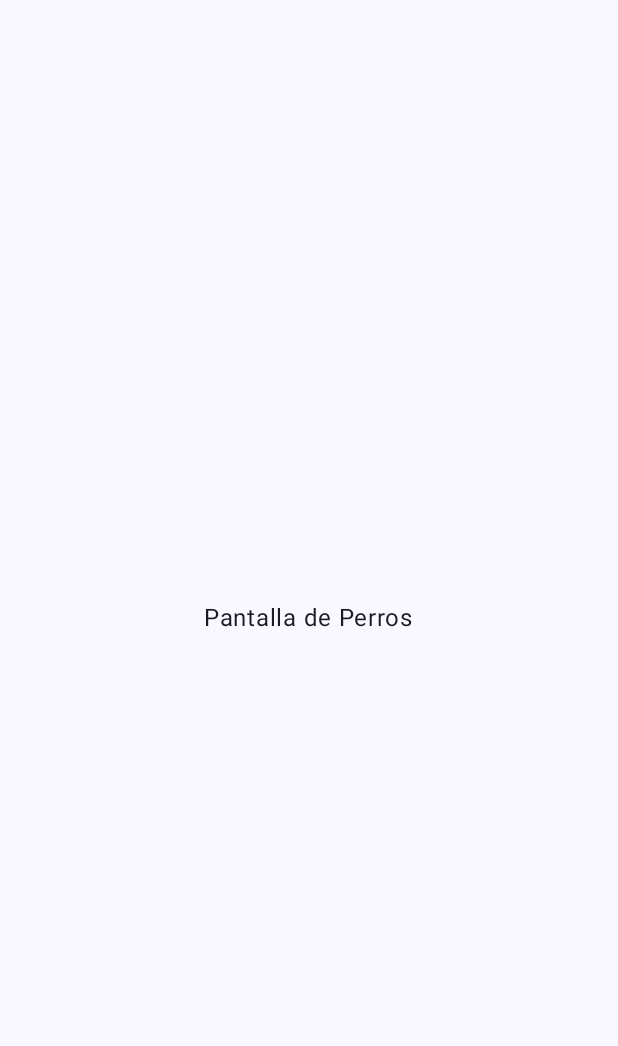
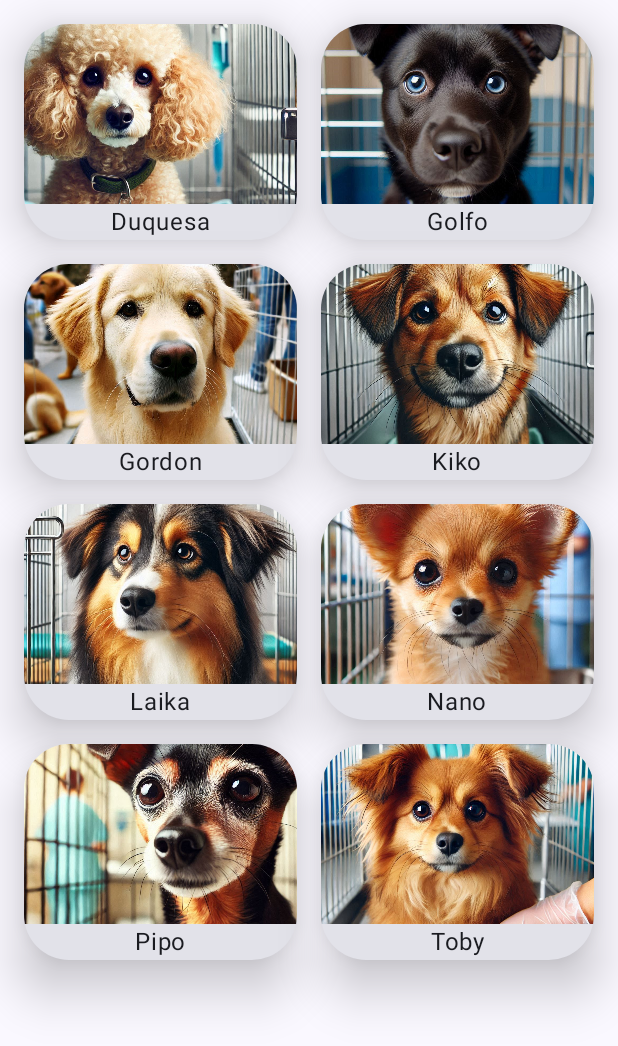
Before and after one commit to alcarazaina/AdoptDA, an Android app built with Jetpack Compose: the perros screen opened through its navigation route, on a phone screen of 412 x 824 dp. Before the commit the part shown is almost empty. Shown: the top 1046 px of the screen. Run offline under Robolectric (Android 15) with nearby library versions, the phone set to English and light mode, and no system bars.

Commit message:
perros y gatos pantallas y tarjetas con fotos

```diff
--- /dev/null
+++ b/app/src/main/java/com/example/adoptda/model/Perro.kt
@@ -0,0 +1,7 @@
+package com.example.adoptda.model
+
+data class Perro(
+    val id: Int,
+    val nombre: String,
+    val imagen: Int
+)
--- a/app/src/main/java/com/example/adoptda/view/MainActivity.kt
+++ b/app/src/main/java/com/example/adoptda/view/MainActivity.kt
@@ -27,8 +27,8 @@ class MainActivity : ComponentActivity() {
                     NavHost(navController = navController, startDestination = "inicio") {
                         composable("inicio") { PantallaInicio(navController) }
                         composable("menu") { PantallaMenu(navController) }
-                        composable("perros") { Perros() }
-                        composable("gatos") { Gatos() }
+                        composable("perros") { PantallaPerros() }
+                        composable("gatos") { PantallaGatos() }
                     }
                 }
             }
--- /dev/null
+++ b/app/src/main/java/com/example/adoptda/view/PantallaPerros.kt
@@ -0,0 +1,83 @@
+package com.example.adoptda.view
+
+import androidx.compose.foundation.Image
+import androidx.compose.foundation.clickable
+import androidx.compose.foundation.layout.Box
+import androidx.compose.foundation.layout.Column
+import androidx.compose.foundation.layout.PaddingValues
+import androidx.compose.foundation.layout.fillMaxSize
+import androidx.compose.foundation.layout.fillMaxWidth
+import androidx.compose.foundation.layout.height
+import androidx.compose.foundation.layout.padding
+import androidx.compose.foundation.lazy.grid.GridCells
+import androidx.compose.foundation.lazy.grid.LazyVerticalGrid
+import androidx.compose.foundation.lazy.grid.items
+import androidx.compose.foundation.shape.RoundedCornerShape
+import androidx.compose.material3.Card
+import androidx.compose.material3.CardDefaults
+import androidx.compose.material3.Text
+import androidx.compose.runtime.Composable
+import androidx.compose.ui.Alignment
+import androidx.compose.ui.Modifier
+import androidx.compose.ui.layout.ContentScale
+import androidx.compose.ui.res.painterResource
+import androidx.compose.ui.unit.dp
+import com.example.adoptda.R
+import com.example.adoptda.model.Gato
+import com.example.adoptda.model.Perro
+
+@Composable
+fun PantallaPerros() {
+    val perros = listOf(
+        Perro(1, "Duquesa", R.drawable.duquesa),
+        Perro(2, "Golfo", R.drawable.golfo),
+        Perro(3, "Gordon", R.drawable.gordon),
+        Perro(4, "Kiko", R.drawable.kiko),
+        Perro(5, "Laika", R.drawable.laika),
+        Perro(6, "Nano", R.drawable.nano),
+        Perro(7, "Pipo", R.drawable.pipo),
+        Perro(8, "Toby", R.drawable.tobi),
+    )
+    Box(
+        modifier = Modifier.fillMaxSize(),
+        contentAlignment = Alignment.Center
+    ) {
+        LazyVerticalGrid(
+            columns = GridCells.Fixed(2),
+            contentPadding = PaddingValues(8.dp),
+            modifier = Modifier.fillMaxSize()
+        ) {
+            items(perros){ perros ->
+                PerroCard(perros)
+            }
+        }
+    }
+}
+
+@Composable
+fun PerroCard(perro: Perro) {
+    Card(
+        modifier = Modifier
+            .padding(8.dp)
+            .clickable {/*aqui ira la alerta de adopcion*/ },
+        shape = RoundedCornerShape(30.dp),
+        elevation = CardDefaults.cardElevation(defaultElevation = 20.dp)
+    )
+    {
+        Column(
+            horizontalAlignment = Alignment.CenterHorizontally
+        ){
+            Image(
+                painter = painterResource(id = perro.imagen),
+                contentDescription = perro.nombre,
+                modifier = Modifier
+                    .fillMaxWidth()
+                    .height(120.dp),
+                contentScale = ContentScale.Crop
+            )
+            Text(
+                text = perro.nombre
+            )
+        }
+    }
+}
--- a/app/src/main/java/com/example/adoptda/view/Perros.kt
+++ /dev/null
@@ -1,18 +0,0 @@
-package com.example.adoptda.view
-
-import androidx.compose.foundation.layout.Box
-import androidx.compose.foundation.layout.fillMaxSize
-import androidx.compose.material3.Text
-import androidx.compose.runtime.Composable
-import androidx.compose.ui.Alignment
-import androidx.compose.ui.Modifier
-
-@Composable
-fun Perros() {
-    Box(
-        modifier = Modifier.fillMaxSize(),
-        contentAlignment = Alignment.Center
-    ) {
-        Text("Pantalla de Perros")
-    }
-}
```
Also changed, not shown: app/src/main/java/com/example/adoptda/model/Gato.kt (added, +7 -0 lines), app/src/main/java/com/example/adoptda/view/Gatos.kt (deleted, +0 -18 lines), app/src/main/java/com/example/adoptda/view/PantallaGatos.kt (added, +83 -0 lines).
